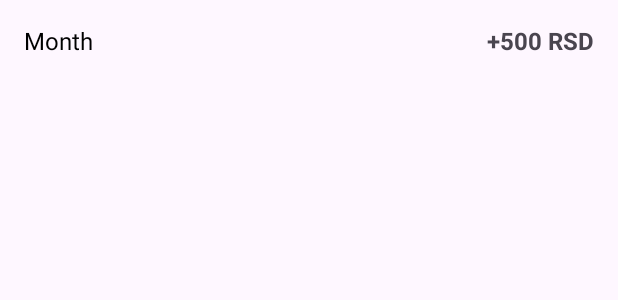
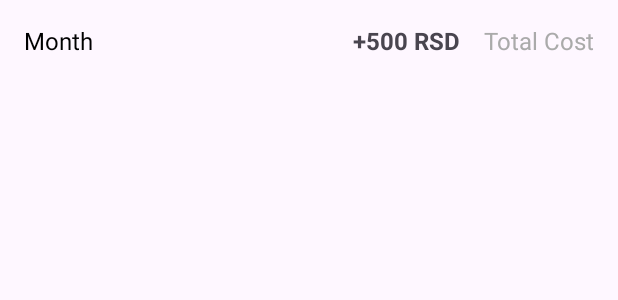
Before and after one commit to theShus/Demand_Response_DemoApp, an Android app: the layout spending_history_item.xml on its own in the app's theme, with its tools: preview values and no code run, on a phone screen of 412 x 824 dp. Shown: the top 300 px of the screen. Run offline under Robolectric (Android 15) with nearby library versions, the phone set to English and light mode, and no system bars.

Commit message:
Spending are done

```diff
--- a/app/src/main/java/master/app/ui/spendingHistory/SpendingHistoryAdapter.kt
+++ b/app/src/main/java/master/app/ui/spendingHistory/SpendingHistoryAdapter.kt
@@ -1,6 +1,5 @@
 package master.app.ui.spendingHistory
 
-import SpendingItem
 import android.graphics.Color
 import android.view.LayoutInflater
 import android.view.View
@@ -28,10 +27,12 @@ class SpendingHistoryAdapter(private val spendingList: List<SpendingItem>) :
     inner class SpendingViewHolder(itemView: View) : RecyclerView.ViewHolder(itemView) {
         private val monthTextView: TextView = itemView.findViewById(R.id.spendingMonth)
         private val amountTextView: TextView = itemView.findViewById(R.id.spendingAmount)
+        private val totalCostTextView: TextView = itemView.findViewById(R.id.spendingTotalCost)
 
         fun bind(spendingItem: SpendingItem) {
             monthTextView.text = spendingItem.month
             amountTextView.text = spendingItem.amount
+            totalCostTextView.text = "Total: ${spendingItem.totalCost} RSD"
             // Set color based on whether the value is positive (green) or negative (red)
             amountTextView.setTextColor(if (spendingItem.isPositive) Color.GREEN else Color.RED)
         }
--- a/app/src/main/java/master/app/ui/spendingHistory/SpendingItem.kt
+++ b/app/src/main/java/master/app/ui/spendingHistory/SpendingItem.kt
@@ -1,5 +1,8 @@
+package master.app.ui.spendingHistory
+
 data class SpendingItem(
     val month: String,
     val amount: String,
+    val totalCost: Float,  // New field for total electricity cost
     val isPositive: Boolean // true for savings (green), false for extra cost (red)
 )
--- a/app/src/main/res/layout/spending_history_item.xml
+++ b/app/src/main/res/layout/spending_history_item.xml
@@ -6,20 +6,32 @@
     android:orientation="horizontal"
     android:padding="16dp">
 
+    <!-- Month Text -->
     <TextView
         android:id="@+id/spendingMonth"
         android:layout_width="0dp"
         android:layout_height="wrap_content"
         android:layout_weight="1"
         android:text="Month"
-        android:textSize="16sp"
-        android:textColor="@android:color/black" />
+        android:textColor="@android:color/black"
+        android:textSize="16sp" />
 
+    <!-- Monthly Difference Amount Text -->
     <TextView
         android:id="@+id/spendingAmount"
         android:layout_width="wrap_content"
         android:layout_height="wrap_content"
         android:text="+500 RSD"
         android:textSize="16sp"
-        android:textStyle="bold" />
+        android:textStyle="bold"
+        android:layout_marginEnd="16dp" />
+
+    <!-- Total Cost Text -->
+    <TextView
+        android:id="@+id/spendingTotalCost"
+        android:layout_width="wrap_content"
+        android:layout_height="wrap_content"
+        android:text="Total Cost"
+        android:textSize="16sp"
+        android:textColor="@android:color/darker_gray" />
 </LinearLayout>
```
Also changed, not shown: app/src/main/java/master/app/ui/spendingHistory/SpendingHistory.kt (+53 -33 lines), app/src/main/res/layout/fragment_spending_history.xml (+18 -8 lines).
